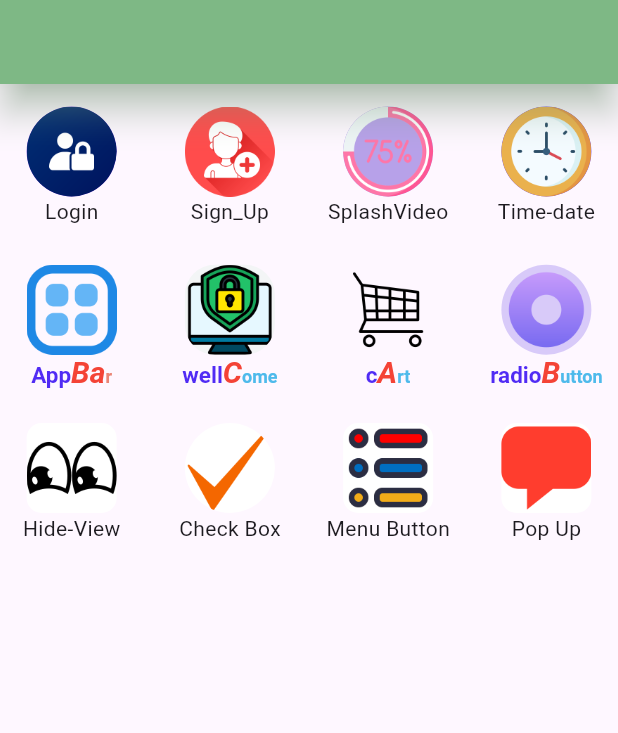
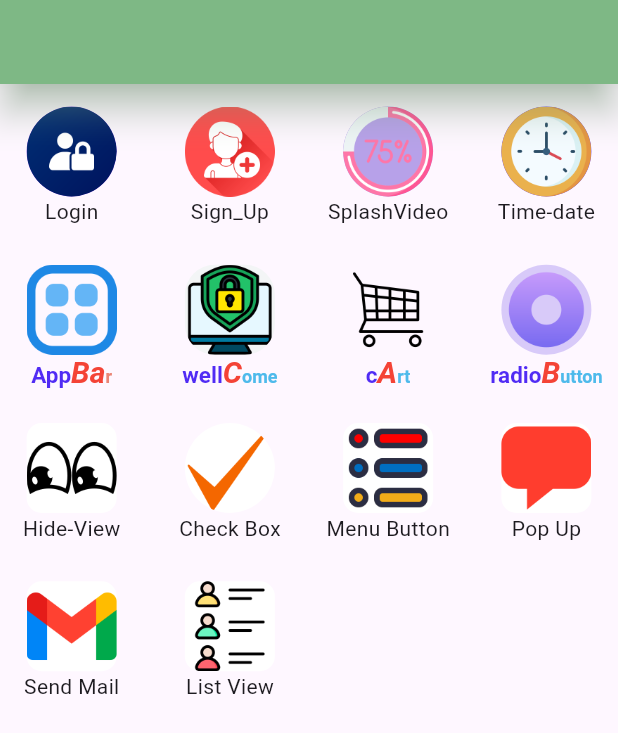
Before and after one commit to ALIRaza726/sketch, a Flutter app: the screen it shows after launch, on a phone screen of 412 x 824 dp. Shown: the top 733 px of the screen. Run offline on Flutter 3.47's test engine with Material 3 defaults, Android fonts, the phone set to English and light mode, and no system bars; our stand-ins replace awesome_dialog, flutter_screenutil, google_fonts, video_player; missing offline and left inert: bottom_picker.

```diff
--- a/lib/screen/home_page.dart
+++ b/lib/screen/home_page.dart
@@ -7,10 +7,12 @@ import 'package:sketch/screen/cart_menu.dart';
 import 'package:sketch/screen/check_box.dart';
 import 'package:sketch/screen/date_time.dart';
 import 'package:sketch/screen/hide_view.dart';
+import 'package:sketch/screen/list_view.dart';
 import 'package:sketch/screen/login.dart';
 import 'package:sketch/screen/menu_buton.dart';
 import 'package:sketch/screen/pop_up.dart';
 import 'package:sketch/screen/radio_button.dart';
+import 'package:sketch/screen/send_mail.dart';
 import 'package:sketch/screen/sign_up.dart';
 import 'package:sketch/screen/splashSc_progres.dart';
 import 'package:sketch/screen/wel_come.dart';
@@ -436,6 +438,52 @@ class _home_pageState extends State<home_page> {
                      ),
                      const Text('Pop Up')
                    ]),
+                    Column(children: [
+
+                     GestureDetector(
+                       onTap: () {
+                         Navigator.push(
+                             context,
+                             MaterialPageRoute(
+                                 builder: (context) => const SendMail()));
+                       },
+                       child: Container(
+                         height: 60,
+                          width: 60,
+                         decoration: BoxDecoration(
+                             image: const DecorationImage(
+                               fit: BoxFit.cover,
+                               image: AssetImage("assets/images/send_mail.png"),
+                             ),
+                             color: Color.fromARGB(255, 255, 255, 255),
+                             borderRadius: BorderRadius.circular(10)),
+                       ),
+                     ),
+                     const Text('Send Mail')
+                   ]),
+                   Column(children: [
+
+                     GestureDetector(
+                       onTap: () {
+                         Navigator.push(
+                             context,
+                             MaterialPageRoute(
+                                 builder: (context) => const ListViewScreen()));
+                       },
+                       child: Container(
+                         height: 60,
+                          width: 60,
+                         decoration: BoxDecoration(
+                             image: const DecorationImage(
+                               fit: BoxFit.cover,
+                               image: AssetImage("assets/images/list_view.png"),
+                             ),
+                             color: Color.fromARGB(255, 255, 255, 255),
+                             borderRadius: BorderRadius.circular(10)),
+                       ),
+                     ),
+                     const Text('List View')
+                   ]),
                   ],
                 ),
 
--- a/pubspec.yaml
+++ b/pubspec.yaml
@@ -42,6 +42,8 @@ dependencies:
   flutter_screenutil: ^5.9.0
   provider: any
   awesome_dialog: ^3.2.1
+  url_launcher: ^6.0.20
+
 
 
 
@@ -107,6 +109,8 @@ flutter:
       - assets/images/check_box.png
       - assets/images/menu_buton.png
       - assets/images/pop_up.png
+      - assets/images/send_mail.png
+      - assets/images/list_view.png
 
 
   # An image asset can refer to one or more resolution-specific "variants", see
```
Also changed, not shown: lib/screen/e_mail.dart (added, +45 -0 lines), lib/screen/email_logic.dart (added, +44 -0 lines), lib/screen/list_view.dart (added, +118 -0 lines), lib/screen/send_mail.dart (added, +25 -0 lines), assets/images/list_view.png (added), assets/images/send_mail.png (added), pubspec.lock, 8 other files.
